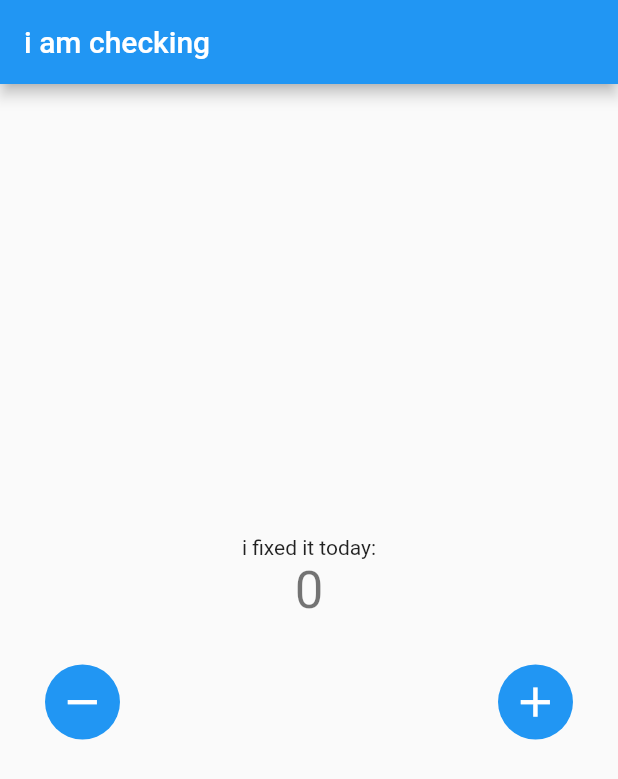
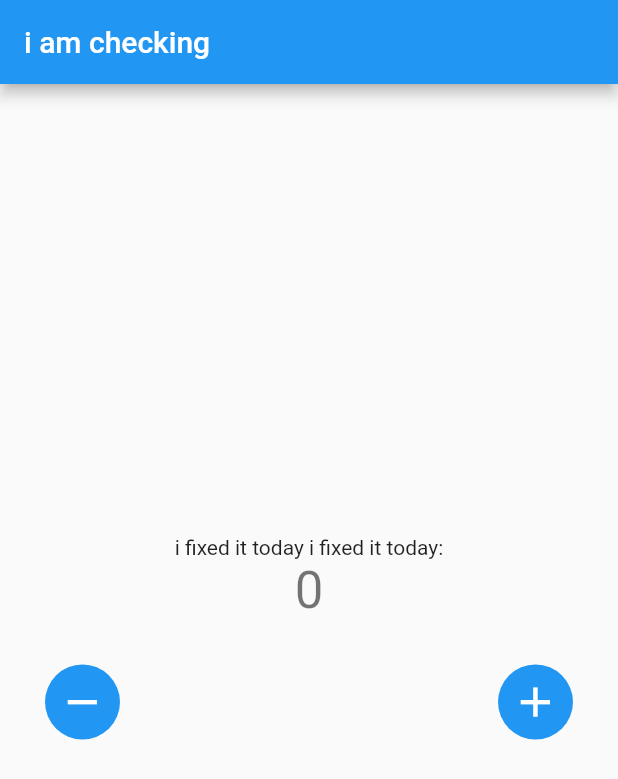
Before and after one commit to alibiz4002/counter-app, a Flutter app: the screen it shows after launch, on a phone screen of 412 x 824 dp. Shown: the top 779 px of the screen. Run offline on Flutter 3.47's test engine with Material 2 defaults, Android fonts, the phone set to English and light mode, and no system bars.

Commit message:
second comment

```diff
--- a/lib/main.dart
+++ b/lib/main.dart
@@ -56,7 +56,7 @@ class _MyHomePageState extends State<MyHomePage> {
           mainAxisAlignment: MainAxisAlignment.center,
           children: <Widget>[
             const Text(
-              'i fixed it today:',
+              'i fixed it today i fixed it today:',
             ),
             Text(
               '$_counter',
```
